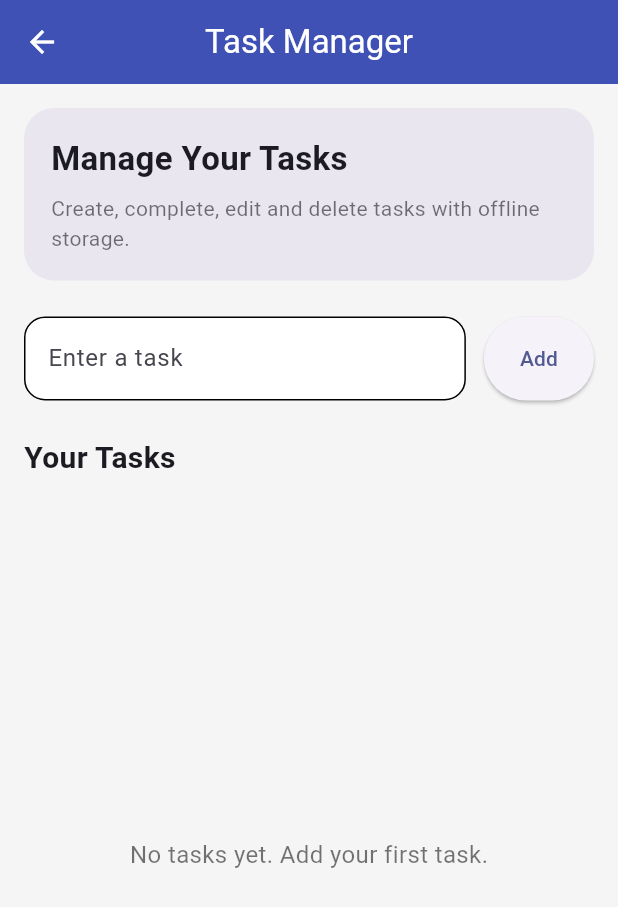
After one commit to QLTY01/smart-utility-toolkit, a Flutter app: the screen it shows after launch, after a tap on "Task Manager", on a phone screen of 412 x 824 dp. The commit adds this screen. Shown: the top 907 px of the screen. Run offline on Flutter 3.47's test engine with Material 3 defaults, Android fonts, the phone set to English and light mode, and no system bars; our stand-ins replace shared_preferences.

Commit message:
Add task manager with offline local persistence

```diff
--- a/lib/features/home/presentation/home_screen.dart
+++ b/lib/features/home/presentation/home_screen.dart
@@ -1,6 +1,7 @@
 import 'package:flutter/material.dart';
 import 'package:smart_utillity_toolkit/features/currency_converter/presentation/currency_converter_screen.dart';
 import 'package:smart_utillity_toolkit/features/length_converter/presentation/length_converter_screen.dart';
+import 'package:smart_utillity_toolkit/features/task_manager/presentation/task_manager_screen.dart';
 import 'package:smart_utillity_toolkit/shared/widgets/tool_card.dart';
 import 'package:smart_utillity_toolkit/features/temperature_converter/presentation/temperature_converter_screen.dart';
 import 'package:smart_utillity_toolkit/features/weight_converter/presentation/weight_converter_screen.dart';
@@ -32,12 +33,12 @@ class HomeScreen extends StatelessWidget {
                 crossAxisAlignment: CrossAxisAlignment.start,
                 children: [
                   Text(
-                    'All-in-one Converter Tools',
+                    'All-in-one Utility Tools',
                     style: TextStyle(fontSize: 22, fontWeight: FontWeight.bold),
                   ),
                   SizedBox(height: 8),
                   Text(
-                    'Convert Length, temperature, weight and currency quickly in one simple app.',
+                    'Convert values and manage tasks, all in one simple-offline friendly app.',
                     style: TextStyle(fontSize: 14, color: Colors.black54),
                   ),
                 ],
@@ -50,7 +51,7 @@ class HomeScreen extends StatelessWidget {
             ),
             SizedBox(height: 6),
             Text(
-              'Choose a converter to get started',
+              'Choose a tool to get started',
               style: TextStyle(fontSize: 14, color: Colors.black54),
             ),
             const SizedBox(height: 20),
@@ -90,6 +91,13 @@ class HomeScreen extends StatelessWidget {
                     onTap: () =>
                         _navigateTo(context, const CurrencyConverterScreen()),
                   ),
+                  ToolCard(
+                    color: Colors.deepPurple,
+                    title: 'Task Manager',
+                    icon: Icons.check_circle_outline,
+                    onTap: () =>
+                        _navigateTo(context, const TaskManagerScreen()),
+                  ),
                 ],
               ),
             ),
--- /dev/null
+++ b/lib/features/task_manager/data/task_local_storage.dart
@@ -0,0 +1,33 @@
+import 'dart:convert';
+
+import 'package:shared_preferences/shared_preferences.dart';
+import 'package:smart_utillity_toolkit/features/task_manager/model/task_item.dart';
+
+class TaskLocalStorage {
+  static const String tasksKey = 'tasks';
+  Future<void> saveTasks(List<TaskItem> tasks) async {
+    final SharedPreferences prefs = await SharedPreferences.getInstance();
+
+    final List<String> taskJsonList = tasks.map((task) {
+      return jsonEncode(task.toMap());
+    }).toList();
+
+    await prefs.setStringList(tasksKey, taskJsonList);
+  }
+
+  Future<List<TaskItem>> loadTasks() async {
+    final SharedPreferences prefs = await SharedPreferences.getInstance();
+
+    final List<String>? taskJsonList = prefs.getStringList(tasksKey);
+
+    if (taskJsonList == null) {
+      return [];
+    }
+
+    return taskJsonList.map((taskJson) {
+      final Map<String, dynamic> map =
+          jsonDecode(taskJson) as Map<String, dynamic>;
+      return TaskItem.fromMap(map);
+    }).toList();
+  }
+}
--- /dev/null
+++ b/lib/features/task_manager/model/task_item.dart
@@ -0,0 +1,31 @@
+class TaskItem {
+  final String id;
+  final String title;
+  final bool isCompleted;
+
+  const TaskItem({
+    required this.id,
+    required this.title,
+    required this.isCompleted,
+  });
+
+  TaskItem copyWith({String? id, String? title, bool? isCompleted}) {
+    return TaskItem(
+      id: id ?? this.id,
+      title: title ?? this.title,
+      isCompleted: isCompleted ?? this.isCompleted,
+    );
+  }
+
+  Map<String, dynamic> toMap() {
+    return {'id': id, 'title': title, 'isCompleted': isCompleted};
+  }
+
+  factory TaskItem.fromMap(Map<String, dynamic> map) {
+    return TaskItem(
+      id: map['id'] as String,
+      title: map['title'] as String,
+      isCompleted: map['isCompleted'] as bool,
+    );
+  }
+}
--- /dev/null
+++ b/lib/features/task_manager/presentation/task_manager_screen.dart
@@ -0,0 +1,290 @@
+import 'package:flutter/material.dart';
+import 'package:smart_utillity_toolkit/features/task_manager/data/task_local_storage.dart';
+import 'package:smart_utillity_toolkit/features/task_manager/model/task_item.dart';
+
+class TaskManagerScreen extends StatefulWidget {
+  const TaskManagerScreen({super.key});
+
+  @override
+  State<TaskManagerScreen> createState() => _TaskManagerScreenState();
+}
+
+class _TaskManagerScreenState extends State<TaskManagerScreen> {
+  final TextEditingController taskController = TextEditingController();
+  final TaskLocalStorage localStorage = TaskLocalStorage();
+
+  List<TaskItem> tasks = [];
+  bool isLoading = true;
+  @override
+  void initState() {
+    super.initState();
+    loadTasks();
+  }
+
+  Future<void> loadTasks() async {
+    final List<TaskItem> savedTasks = await localStorage.loadTasks();
+
+    setState(() {
+      tasks = savedTasks;
+      isLoading = false;
+    });
+  }
+
+  Future<void> saveTasks() async {
+    await localStorage.saveTasks(tasks);
+  }
+
+  Future<void> addTask() async {
+    final String title = taskController.text.trim();
+
+    if (title.isEmpty) return;
+
+    final TaskItem newTask = TaskItem(
+      id: DateTime.now().millisecondsSinceEpoch.toString(),
+      title: title,
+      isCompleted: false,
+    );
+    setState(() {
+      tasks.add(newTask);
+      taskController.clear();
+    });
+
+    await saveTasks();
+  }
+
+  Future<void> toggleTask(TaskItem task) async {
+    setState(() {
+      tasks = tasks.map((item) {
+        if (item.id == task.id) {
+          return item.copyWith(isCompleted: !item.isCompleted);
+        }
+        return item;
+      }).toList();
+    });
+
+    await saveTasks();
+  }
+
+  Future<void> deleteTask(String taskId) async {
+    setState(() {
+      tasks.removeWhere((task) => task.id == taskId);
+    });
+
+    await saveTasks();
+  }
+
+  Future<void> editTask(TaskItem task) async {
+    final String? updatedTitle = await showDialog<String>(
+      context: context,
+      builder: (_) => _EditTaskDialog(initialTitle: task.title),
+    );
+
+    if (!mounted || updatedTitle == null) return;
+
+    setState(() {
+      tasks = tasks.map((item) {
+        if (item.id == task.id) {
+          return item.copyWith(title: updatedTitle);
+        }
+        return item;
+      }).toList();
+    });
+
+    await saveTasks();
+  }
+
+  @override
+  void dispose() {
+    taskController.dispose();
+    super.dispose();
+  }
+
+  InputDecoration _inputDecoration(String label) {
+    return InputDecoration(
+      labelText: label,
+      border: OutlineInputBorder(borderRadius: BorderRadius.circular(14)),
+      enabledBorder: OutlineInputBorder(
+        borderRadius: BorderRadius.circular(14),
+      ),
+      focusedBorder: OutlineInputBorder(
+        borderRadius: BorderRadius.circular(14),
+      ),
+      fillColor: Colors.white,
+      filled: true,
+    );
+  }
+
+  Widget buildTaskItem(TaskItem task) {
+    return Container(
+      padding: const EdgeInsets.all(14),
+      margin: const EdgeInsets.only(bottom: 12),
+      decoration: BoxDecoration(
+        color: Colors.white,
+        borderRadius: BorderRadius.circular(16),
+      ),
+      child: Row(
+        children: [
+          Checkbox(value: task.isCompleted, onChanged: (_) => toggleTask(task)),
+          Expanded(
+            child: Text(
+              task.title,
+              style: TextStyle(
+                fontSize: 16,
+                fontWeight: FontWeight.w500,
+                decoration: task.isCompleted
+                    ? TextDecoration.lineThrough
+                    : TextDecoration.none,
+                color: task.isCompleted ? Colors.black54 : Colors.black,
+              ),
+            ),
+          ),
+          IconButton(
+            onPressed: () => editTask(task),
+            icon: const Icon(Icons.edit_outlined),
+          ),
+          IconButton(
+            onPressed: () => deleteTask(task.id),
+            icon: const Icon(Icons.delete_outlined),
+          ),
+        ],
+      ),
+    );
+  }
+
+  @override
+  Widget build(BuildContext context) {
+    return Scaffold(
+      appBar: AppBar(title: const Text('Task Manager')),
+      body: Padding(
+        padding: const EdgeInsets.all(16),
+        child: Column(
+          crossAxisAlignment: CrossAxisAlignment.start,
+          children: [
+            Container(
+              width: double.infinity,
+              padding: const EdgeInsets.all(18),
+              decoration: BoxDecoration(
+                color: Colors.deepPurple.withValues(alpha: 0.08),
+                borderRadius: BorderRadius.circular(20),
+              ),
+              child: const Column(
+                crossAxisAlignment: CrossAxisAlignment.start,
+                children: [
+                  Text(
+                    'Manage Your Tasks',
+                    style: TextStyle(fontSize: 22, fontWeight: FontWeight.bold),
+                  ),
+                  SizedBox(height: 8),
+                  Text(
+                    'Create, complete, edit and delete tasks with offline storage.',
+                    style: TextStyle(fontSize: 14, color: Colors.black54),
+                  ),
+                ],
+              ),
+            ),
+            const SizedBox(height: 24),
+            Row(
+              children: [
+                Expanded(
+                  child: TextField(
+                    controller: taskController,
+                    decoration: _inputDecoration('Enter a task'),
+                  ),
+                ),
+                const SizedBox(width: 12),
+                SizedBox(
+                  height: 56,
+                  child: ElevatedButton(
+                    onPressed: addTask,
+                    child: const Text('Add'),
+                  ),
+                ),
+              ],
+            ),
+            const SizedBox(height: 24),
+            const Text(
+              'Your Tasks',
+              style: TextStyle(fontSize: 20, fontWeight: FontWeight.bold),
+            ),
+            const SizedBox(height: 12),
+            Expanded(
+              child: isLoading
+                  ? const Center(child: CircularProgressIndicator())
+                  : tasks.isEmpty
+                  ? const Center(
+                      child: Text(
+                        'No tasks yet. Add your first task.',
+                        style: TextStyle(fontSize: 16, color: Colors.black54),
+                      ),
+                    )
+                  : ListView.builder(
+                      itemCount: tasks.length,
+                      itemBuilder: (context, index) {
+                        return buildTaskItem(tasks[index]);
+                      },
+                    ),
+            ),
+          ],
+        ),
+      ),
+    );
+  }
+}
+
+class _EditTaskDialog extends StatefulWidget {
+  const _EditTaskDialog({required this.initialTitle});
+
+  final String initialTitle;
+
+  @override
+  State<_EditTaskDialog> createState() => _EditTaskDialogState();
+}
+
+class _EditTaskDialogState extends State<_EditTaskDialog> {
+  late final TextEditingController _editController;
+
+  @override
+  void initState() {
+    super.initState();
+    _editController = TextEditingController(text: widget.initialTitle);
+  }
+
+  @override
+  void dispose() {
+    _editController.dispose();
+    super.dispose();
+  }
+
+  @override
+  Widget build(BuildContext context) {
+    return AlertDialog(
+      title: const Text('Edit Task'),
+      content: TextField(
+        controller: _editController,
+        autofocus: true,
+        decoration: const InputDecoration(
+          labelText: 'Task title',
+          border: OutlineInputBorder(),
+        ),
+      ),
+      actions: [
+        TextButton(
+          onPressed: () {
+            Navigator.of(context).pop();
+          },
+          child: const Text('Cancel'),
+        ),
+        ElevatedButton(
+          onPressed: () {
+            final String updatedTitle = _editController.text.trim();
+
+            if (updatedTitle.isEmpty) return;
+
+            Navigator.of(context).pop(updatedTitle);
+          },
+          child: const Text('Save'),
+        ),
+      ],
+    );
+  }
+}
--- a/pubspec.yaml
+++ b/pubspec.yaml
@@ -34,6 +34,7 @@ dependencies:
   # The following adds the Cupertino Icons font to your application.
   # Use with the CupertinoIcons class for iOS style icons.
   cupertino_icons: ^1.0.8
+  shared_preferences: ^2.5.5
 
 dev_dependencies:
   flutter_test:
```
Also changed, not shown: pubspec.lock, 1 other file.
